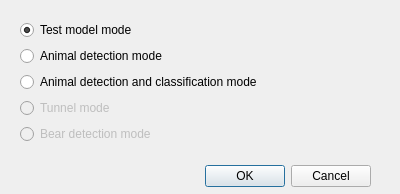
The window that wadas/ui/qt/select_mode.ui (stefanodellosa-personal/WADAS) describes before a commit, drawn with Qt 5.
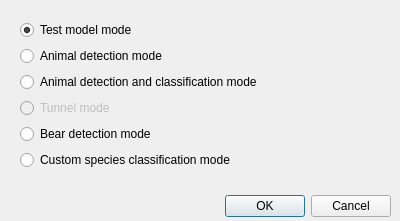
The same window after the commit.

Commit message:
Introduced custom animal species classification mode (#103)
* Introduced custom species classification mode

* Introduced UI dialog to select which custom species to classify

The edit to the form file:
```diff
--- a/wadas/ui/qt/select_mode.ui
+++ b/wadas/ui/qt/select_mode.ui
@@ -7,7 +7,7 @@
     <x>0</x>
     <y>0</y>
     <width>400</width>
-    <height>194</height>
+    <height>221</height>
    </rect>
   </property>
   <property name="windowTitle">
@@ -16,9 +16,9 @@
   <widget class="QDialogButtonBox" name="buttonBox">
    <property name="geometry">
     <rect>
-     <x>30</x>
-     <y>160</y>
-     <width>341</width>
+     <x>10</x>
+     <y>190</y>
+     <width>381</width>
      <height>32</height>
     </rect>
    </property>
@@ -35,7 +35,7 @@
      <x>20</x>
      <y>20</y>
      <width>351</width>
-     <height>132</height>
+     <height>158</height>
     </rect>
    </property>
    <layout class="QVBoxLayout" name="verticalLayout">
@@ -103,13 +103,13 @@
     <item>
      <widget class="QRadioButton" name="radioButton_bear_det_mode">
       <property name="enabled">
-       <bool>false</bool>
+       <bool>true</bool>
       </property>
       <property name="text">
        <string>Bear detection mode</string>
       </property>
       <property name="checkable">
-       <bool>false</bool>
+       <bool>true</bool>
       </property>
       <property name="autoExclusive">
        <bool>true</bool>
@@ -119,6 +119,16 @@
       </attribute>
      </widget>
     </item>
+    <item>
+     <widget class="QRadioButton" name="radioButton_custom_species_class_mode">
+      <property name="text">
+       <string>Custom species classification mode</string>
+      </property>
+      <attribute name="buttonGroup">
+       <string notr="true">buttonGroup</string>
+      </attribute>
+     </widget>
+    </item>
     <item>
      <spacer name="verticalSpacer">
       <property name="orientation">
```
The commit also changes 8 other files.
